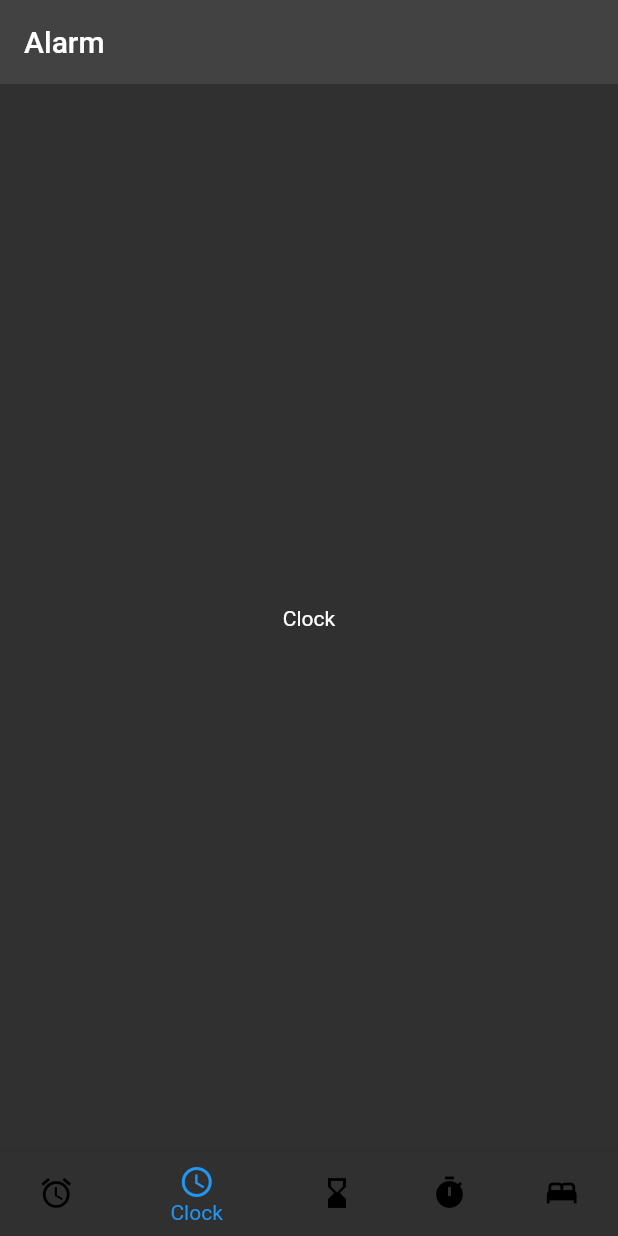
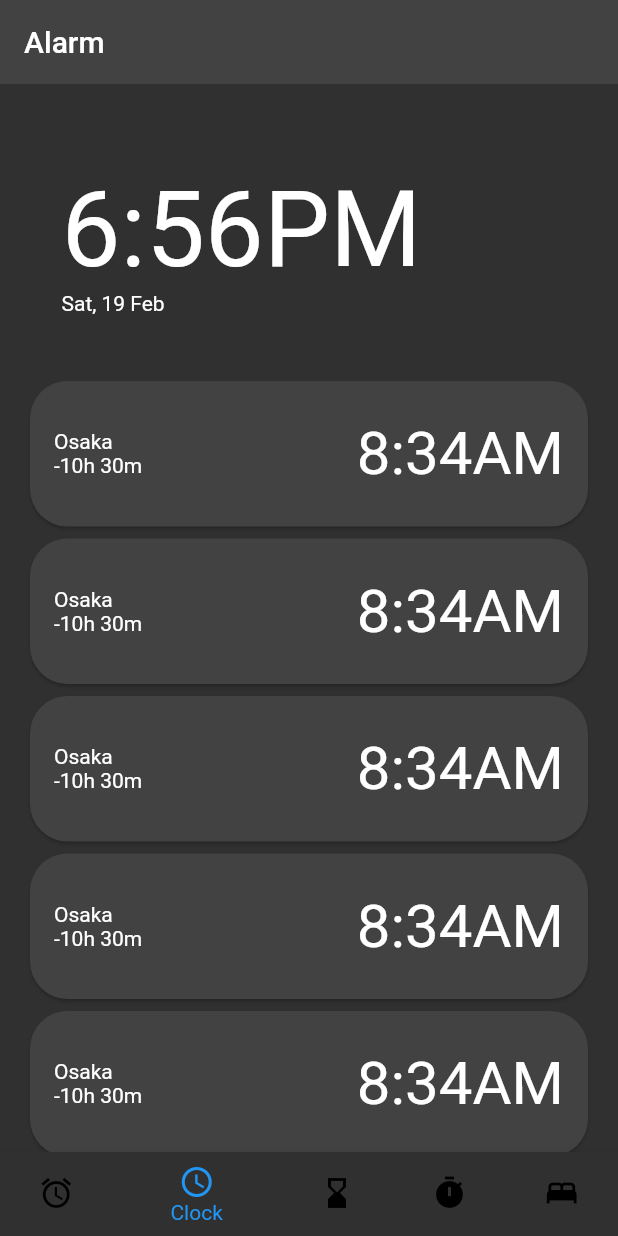
Before and after one commit to SrikantKanekar/ClockApp-Flutter, a Flutter app: the screen it shows after launch, item 2 of the bottom bar chosen, on a phone screen of 412 x 824 dp. Run offline on Flutter 3.47's test engine with Material 2 defaults, Android fonts, the phone set to English and light mode, and no system bars.

Commit message:
added clock ui

```diff
--- /dev/null
+++ b/lib/features/home/clock/widget/clock_item.dart
@@ -0,0 +1,33 @@
+import 'package:flutter/material.dart';
+
+class ClockItem extends StatelessWidget {
+  const ClockItem({Key? key}) : super(key: key);
+
+  @override
+  Widget build(BuildContext context) {
+    return Card(
+      shape: RoundedRectangleBorder(
+        borderRadius: BorderRadius.circular(25),
+      ),
+      child: Padding(
+        padding: const EdgeInsets.symmetric(vertical: 25, horizontal: 16),
+        child: Row(
+          mainAxisAlignment: MainAxisAlignment.spaceBetween,
+          children: [
+            Column(
+              crossAxisAlignment: CrossAxisAlignment.start,
+              children: const [
+                Text('Osaka'),
+                Text('-10h 30m'),
+              ],
+            ),
+            const Text(
+              '8:34AM',
+              style: TextStyle(fontSize: 40),
+            )
+          ],
+        ),
+      ),
+    );
+  }
+}
--- /dev/null
+++ b/lib/features/home/clock/widget/clock_page.dart
@@ -0,0 +1,27 @@
+import 'package:clock_app/features/home/clock/widget/clock_item.dart';
+import 'package:clock_app/features/home/clock/widget/main_clock.dart';
+import 'package:flutter/material.dart';
+
+class ClockPage extends StatelessWidget {
+  ClockPage({Key? key}) : super(key: key);
+
+  final List<Widget> _widgets = [
+    const MainClock(),
+    const ClockItem(),
+    const ClockItem(),
+    const ClockItem(),
+    const ClockItem(),
+    const ClockItem(),
+    const ClockItem(),
+    const ClockItem(),
+  ];
+
+  @override
+  Widget build(BuildContext context) {
+    return ListView.builder(
+      itemCount: _widgets.length,
+      itemBuilder: (ctx, index) => _widgets[index],
+      padding: const EdgeInsets.symmetric(horizontal: 16, vertical: 16),
+    );
+  }
+}
--- /dev/null
+++ b/lib/features/home/clock/widget/main_clock.dart
@@ -0,0 +1,24 @@
+import 'package:flutter/material.dart';
+
+class MainClock extends StatelessWidget {
+  const MainClock({Key? key}) : super(key: key);
+
+  @override
+  Widget build(BuildContext context) {
+    return Padding(
+      padding: const EdgeInsets.symmetric(vertical: 40, horizontal: 25),
+      child: Column(
+        crossAxisAlignment: CrossAxisAlignment.start,
+        children: [
+          const Text(
+            '6:56PM',
+            style: TextStyle(fontSize: 70),
+          ),
+          Row(
+            children: const [Text('Sat, 19 Feb')],
+          )
+        ],
+      ),
+    );
+  }
+}
--- a/lib/features/home/home_screen.dart
+++ b/lib/features/home/home_screen.dart
@@ -1,3 +1,4 @@
+import 'package:clock_app/features/home/clock/widget/clock_page.dart';
 import 'package:flutter/material.dart';
 
 import 'alarm/widget/alarm_page.dart';
@@ -12,12 +13,12 @@ class HomeScreen extends StatefulWidget {
 class _HomeScreenState extends State<HomeScreen> {
   int _selectedIndex = 0;
 
-  static const List<Widget> _widgetOptions = <Widget>[
-    AlarmPage(),
-    Text('Clock'),
-    Text('Timer'),
-    Text('Stopwatch'),
-    Text('Bedtime'),
+  static final List<Widget> _widgetOptions = <Widget>[
+    const AlarmPage(),
+    ClockPage(),
+    const Text('Timer'),
+    const Text('Stopwatch'),
+    const Text('Bedtime'),
   ];
 
   void _onItemTapped(int index) {
```
